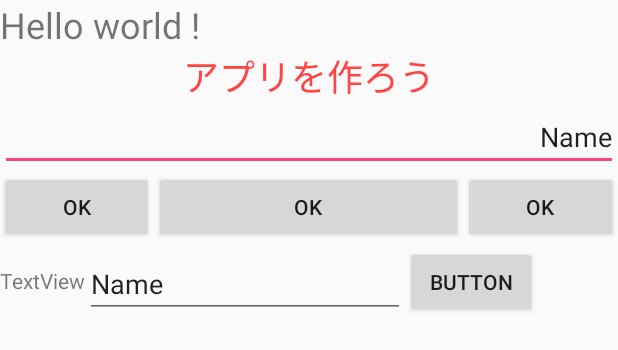
After one commit to URADESU/Sample, an Android app: the layout home_display.xml on its own in the app's theme, with its tools: preview values and no code run, on a phone screen of 412 x 824 dp. The commit adds this screen. Shown: the top 350 px of the screen. Run offline under Robolectric (Android 15) with nearby library versions, the phone set to English and light mode, and no system bars.

```diff
--- a/app/src/main/java/com/example/user/sample/HOGE.java
+++ b/app/src/main/java/com/example/user/sample/HOGE.java
@@ -6,9 +6,5 @@ package com.example.user.sample;
 
 public class HOGE {
 
-     String hoge = "aiueo";
-     String hogehoge="dlkfsaj";
-     String hogehogehoge= "wtf";
-     //aaaa
 
 }
--- a/app/src/main/java/com/example/user/sample/MainActivity.java
+++ b/app/src/main/java/com/example/user/sample/MainActivity.java
@@ -2,12 +2,50 @@ package com.example.user.sample;
 
 import android.support.v7.app.AppCompatActivity;
 import android.os.Bundle;
+import android.view.View;
+import android.widget.Button;
+import android.widget.EditText;
+import android.widget.ImageView;
+import android.widget.TextView;
 
-public class MainActivity extends AppCompatActivity {
+public class MainActivity extends AppCompatActivity implements View.OnClickListener{
 
     @Override
-    protected void onCreate(Bundle savedInstanceState) {
+    public void onClick(View v) {
         super.onCreate(savedInstanceState);
         setContentView(R.layout.activity_main);
+        setContentView(R.layout.home_display);
+
+
+        Button bt = (Button) findViewById(R.id.button6);
+        bt.setOnClickListener(new View.OnClickListener() {
+        });
+
+        ImageView iv_droid = (ImageView) findViewById(R.id.iv_droid);
+
+        switch (v.getId()){
+            case R.id.button1:
+                iv_droid.setImageResource(R.drawable.test_image);
+                break;
+
+            case R.id.button2:
+                iv_droid.setImageResource(R.drawable.android_logo_red);
+                break;
+
+            case R.id.button3:
+                iv_droid.setImageResource(R.drawable.android_logo_blue);
+                break;
+        }
     }
+
+    Button bt_1 = (Button) findViewById(R.id.button1);
+    bt_1.setOnClickListener(this);
+
+    Button bt_2 = (Button) findViewById(R.id.button2);
+    bt_2.setOnClickListener(this);
+
+    Button bt_3 = (Button) findViewById(R.id.button3);
+    bt_3.setOnClickListener(this);
+
+
 }
--- /dev/null
+++ b/app/src/main/java/com/example/user/sample/home_diplay.java
@@ -0,0 +1,11 @@
+package com.example.user.sample;
+
+/**
+ * Created by daichi on 2017/07/09.
+ */
+
+public class home_diplay {
+
+
+
+}
--- a/app/src/main/res/layout/activity_main.xml
+++ b/app/src/main/res/layout/activity_main.xml
@@ -7,12 +7,8 @@
     tools:context="com.example.user.sample.MainActivity">
 
     <TextView
+        android:id="@+id/textView"
         android:layout_width="wrap_content"
         android:layout_height="wrap_content"
-        android:text="Hello World!"
-        app:layout_constraintBottom_toBottomOf="parent"
-        app:layout_constraintLeft_toLeftOf="parent"
-        app:layout_constraintRight_toRightOf="parent"
-        app:layout_constraintTop_toTopOf="parent" />
-
+        android:text="TextView" />
 </android.support.constraint.ConstraintLayout>
--- /dev/null
+++ b/app/src/main/res/layout/home_display.xml
@@ -0,0 +1,111 @@
+<?xml version="1.0" encoding="utf-8"?>
+<LinearLayout xmlns:android="http://schemas.android.com/apk/res/android"
+    xmlns:app="http://schemas.android.com/apk/res-auto"
+    android:layout_width="match_parent"
+    android:layout_height="match_parent"
+    android:orientation="vertical">
+
+    <TextView
+        android:id="@+id/textView2"
+        android:layout_width="match_parent"
+        android:layout_height="wrap_content"
+        android:text="Hello world !"
+        android:textSize="24sp" />
+
+    <TextView
+        android:id="@+id/textView3"
+        android:layout_width="match_parent"
+        android:layout_height="wrap_content"
+        android:gravity="center"
+        android:hint="hint"
+        android:lines="1"
+        android:maxLength="15"
+        android:maxLines="1"
+        android:text="アプリを作ろう"
+        android:textColor="@android:color/holo_red_light"
+        android:textSize="24sp" />
+
+    <EditText
+        android:id="@+id/editText"
+        android:layout_width="match_parent"
+        android:layout_height="wrap_content"
+        android:ems="10"
+        android:inputType="textPersonName"
+        android:text="Name"
+        android:gravity="right"/>
+
+    <LinearLayout
+        android:layout_width="match_parent"
+        android:layout_height="wrap_content"
+        android:layout_gravity="right"
+        android:orientation="horizontal">
+
+        <LinearLayout
+            android:layout_width="match_parent"
+            android:layout_height="wrap_content"
+            android:layout_weight="1"
+            android:orientation="horizontal">
+
+            <Button
+                android:id="@+id/button1"
+                android:layout_width="0dp"
+                android:layout_height="wrap_content"
+                android:layout_gravity="right"
+                android:layout_weight="1"
+                android:text="OK" />
+
+            <Button
+                android:id="@+id/button2"
+                android:layout_width="0dp"
+                android:layout_height="wrap_content"
+                android:layout_gravity="right"
+                android:layout_weight="2"
+                android:text="OK" />
+
+            <Button
+                android:id="@+id/button3"
+                android:layout_width="0dp"
+                android:layout_height="wrap_content"
+                android:layout_gravity="right"
+                android:layout_weight="1"
+                android:text="OK" />
+
+        </LinearLayout>
+
+    </LinearLayout>
+
+    <RelativeLayout
+        android:layout_width="match_parent"
+        android:layout_height="match_parent">
+
+        <TextView
+            android:id="@+id/名前"
+            android:layout_width="wrap_content"
+            android:layout_height="50dp"
+            android:text="TextView"
+            android:gravity="center_vertical"/>
+
+        <EditText
+            android:id="@+id/editText3"
+            android:layout_width="wrap_content"
+            android:layout_height="wrap_content"
+            android:layout_alignBottom="@+id/名前"
+            android:layout_alignParentLeft="false"
+            android:layout_alignParentRight="false"
+            android:layout_centerHorizontal="true"
+            android:layout_toRightOf="@+id/名前"
+            android:ems="10"
+            android:inputType="textPersonName"
+            android:text="Name" />
+
+        <Button
+            android:id="@+id/button6"
+            android:layout_width="wrap_content"
+            android:layout_height="wrap_content"
+            android:layout_alignBottom="@+id/editText3"
+            android:layout_toEndOf="@+id/editText3"
+            android:layout_toRightOf="@+id/editText3"
+            android:text="Button" />
+    </RelativeLayout>
+
+</LinearLayout>
```
